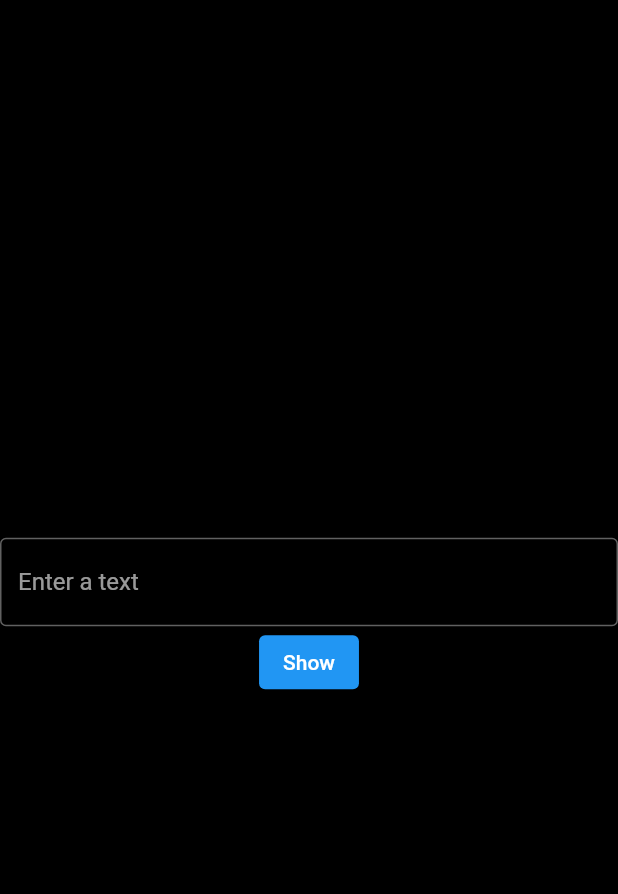
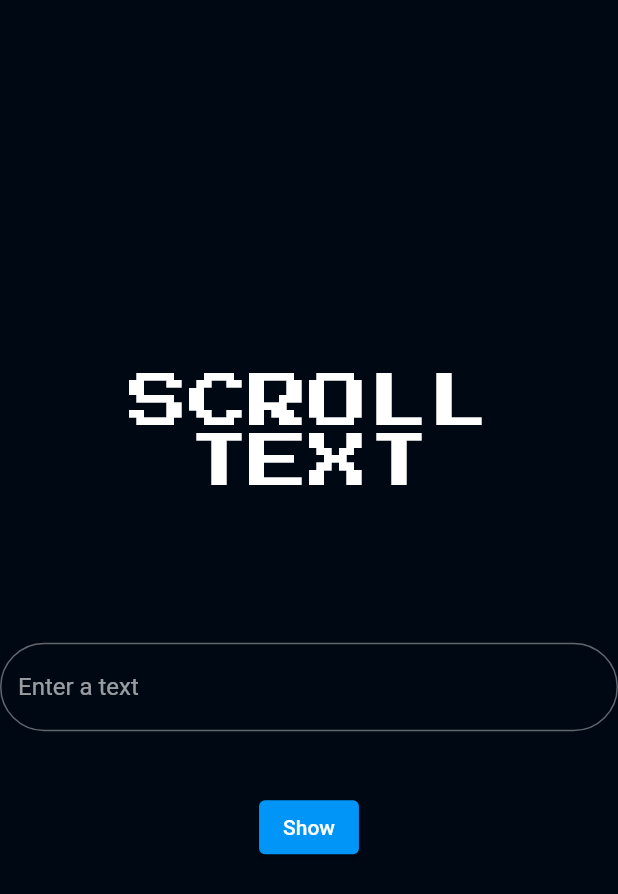
Before and after one commit to AngelS1708/ScrollingText, a Flutter app: the screen it shows after launch, on a phone screen of 412 x 824 dp. Shown: the top 894 px of the screen. Run offline on Flutter 3.47's test engine with Material 2 defaults, Android fonts, the phone set to English and light mode, and no system bars; our stand-ins replace marquee; missing offline and left inert: fading_edge_scrollview.

Commit message:
version 1.0.1

```diff
--- a/lib/main.dart
+++ b/lib/main.dart
@@ -16,7 +16,7 @@ class MyApp extends StatelessWidget {
   Widget build(BuildContext context) {
     return MaterialApp(
       debugShowCheckedModeBanner: false,
-      title: 'Prototipos',
+      title: 'ScrollingText',
       //Cambia el estilo de la pantalla a Dark
       theme: ThemeData.dark().copyWith(
           scaffoldBackgroundColor: mobileBackgroundColor,
@@ -42,14 +42,33 @@ class MyHomePage extends StatelessWidget {
       body: Column(
         mainAxisAlignment: MainAxisAlignment.center,
         children: [
+          const Text('SCROLL',
+            style: TextStyle(
+              fontFamily: 'PressStart2P',
+              fontSize: 40,
+            ),
+          ),
+          const Text('TEXT',
+            style: TextStyle(
+              fontFamily: 'PressStart2P',
+              fontSize: 40,
+            ),
+          ),
+          const SizedBox(
+            height: 100,
+          ),
           //Form donde se introduce el texto
           Form(
             key: _formKey,
             child: TextFormField(
+
               controller: _textController,
               decoration: const InputDecoration(
                 hintText: 'Enter a text',
-                border: OutlineInputBorder(),
+                border: OutlineInputBorder(
+                  borderRadius: BorderRadius.all(Radius.circular(50)),
+                ),
+                focusColor: mikadoYellowColor,
               ),
               validator: (String? value) { //Verifica que el form tenga un dato almenos
                 if (value == null || value.isEmpty) {
@@ -60,7 +79,13 @@ class MyHomePage extends StatelessWidget {
             ),
           ),
 
+          SizedBox(height: 40,),
+
           ElevatedButton(
+            style: ElevatedButton.styleFrom(
+              backgroundColor: blueColor,
+
+            ),
             onPressed: () {
               if (_formKey.currentState!.validate()) {  //Valida que exista texto en el form
                 _formKey.currentState!.save();
@@ -70,7 +95,7 @@ class MyHomePage extends StatelessWidget {
                   MaterialPageRoute(
                     builder: (context) => HorizontalScrolling(
                       text: textForm,
-                      textStyle: TextStyle(
+                      textStyle: const TextStyle(
                         fontSize: 200.0,
                         color: Colors.purpleAccent,
                         fontFamily: 'VT323',
@@ -81,7 +106,11 @@ class MyHomePage extends StatelessWidget {
                 );
               }
             },
-            child: Text('Show'),
+            child: const Text('Show',
+              style: TextStyle(
+              color: Colors.white,
+            ),
+            ),
           ),
         ],
       ),
--- a/lib/utils/colors.dart
+++ b/lib/utils/colors.dart
@@ -1,8 +1,13 @@
 import 'package:flutter/material.dart';
 
-const mobileBackgroundColor = Color.fromRGBO(0, 0, 0, 1);
+const mobileBackgroundColor = Color.fromRGBO(0, 8, 20, 1);
 const webBackgroundColor = Color.fromRGBO(18, 18, 18, 1);
 const mobileSearchColor = Color.fromRGBO(38, 38, 38, 1);
 const blueColor = Color.fromRGBO(0, 149, 246, 1);
 const primaryColor = Colors.white;
 const secondaryColor = Colors.grey;
+const mikadoYellowColor = Color.fromRGBO(255, 195, 0, 1);
+const goldColor = Color.fromRGBO(255, 214, 10, 1);
+const yaleBlueColor = Color.fromRGBO(0, 53, 102, 1);
+const oxfordBlueColor = Color.fromRGBO(0, 29, 61, 1);
+const flourecentCyanColor = Color.fromRGBO(111, 255, 233, 1);
```
Also changed, not shown: lib/widgets/color_button.dart (added).
